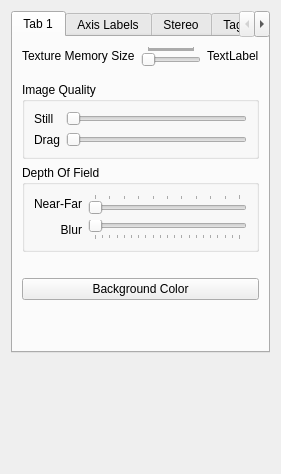
Above: drishti/preferenceswidget.ui from nci/drishti before the change. Below: the same form after it.
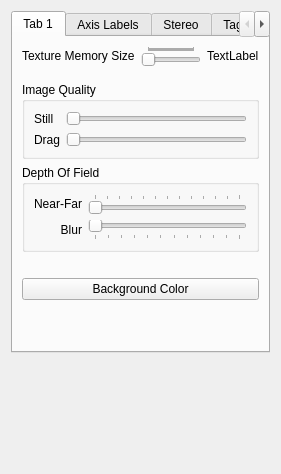
That is the form after the change.

Diff of the .ui file:
```diff
--- a/drishti/preferenceswidget.ui
+++ b/drishti/preferenceswidget.ui
@@ -185,7 +185,7 @@
           <item row="1" column="1">
            <widget class="QSlider" name="m_dofBlur">
             <property name="maximum">
-             <number>20</number>
+             <number>11</number>
             </property>
             <property name="pageStep">
              <number>1</number>
@@ -211,7 +211,7 @@
           <item row="0" column="1">
            <widget class="QSlider" name="m_dofNearFar">
             <property name="maximum">
-             <number>100</number>
+             <number>120</number>
             </property>
             <property name="orientation">
              <enum>Qt::Horizontal</enum>
```
